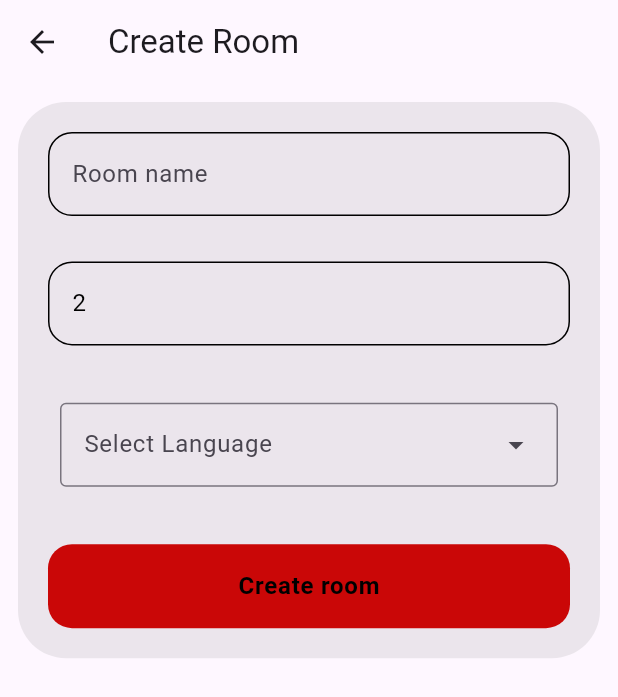
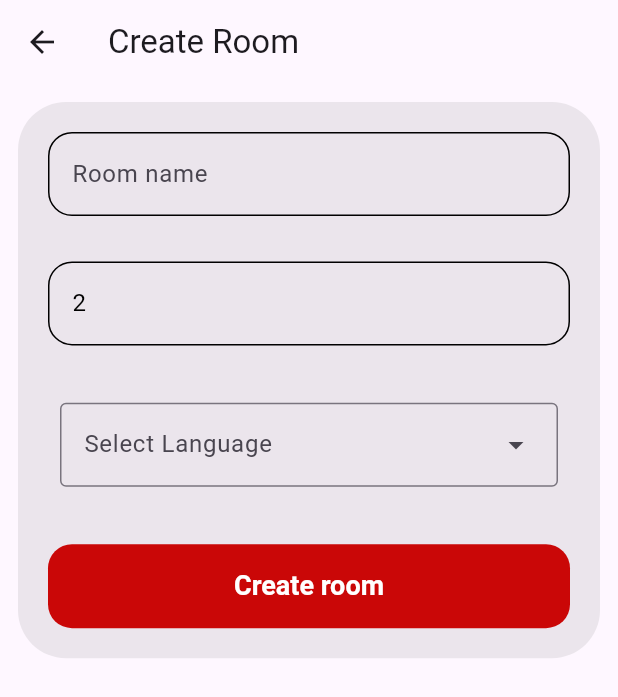
Before and after one commit to rostikKalabishka/web_webrtc_project, a Flutter app: the CreateRoomScreen screen opened by its route, on a phone screen of 412 x 824 dp. Shown: the top 697 px of the screen. Run offline on Flutter 3.47's test engine with Material 3 defaults, Android fonts, the phone set to English and light mode, and no system bars; our stand-ins replace auto_route, bloc, cloud_firestore, equatable, firebase_auth, firebase_core and 5 more; missing offline and left inert: flutter_webrtc; accounts and stored records are empty; statements that could not run were skipped.

Commit message:
add changes

```diff
--- a/lib/domain/repositories/room_repository/room_repository_interface.dart
+++ b/lib/domain/repositories/room_repository/room_repository_interface.dart
@@ -19,6 +19,4 @@ abstract interface class RoomRepositoryInterface {
       required bool openMic,
       required bool openCamera,
       required bool isFrontCameraSelected});
-
-  // Future<void> switchCamera(bool isFrontCameraSelected);
 }
--- a/lib/features/create_room/widgets/create_room_form.dart
+++ b/lib/features/create_room/widgets/create_room_form.dart
@@ -86,7 +86,7 @@ class _CreateRoomWidgetState extends State<CreateRoomWidget> {
                 borderRadius: BorderRadius.circular(16),
                 child: Text(
                   'Create room',
-                  style: theme.textTheme.bodyLarge
+                  style: theme.textTheme.headlineSmall
                       ?.copyWith(fontWeight: FontWeight.bold),
                 ),
               )
```
Also changed, not shown: lib/domain/repositories/room_repository/room_repository.dart (+0 -15 lines).
